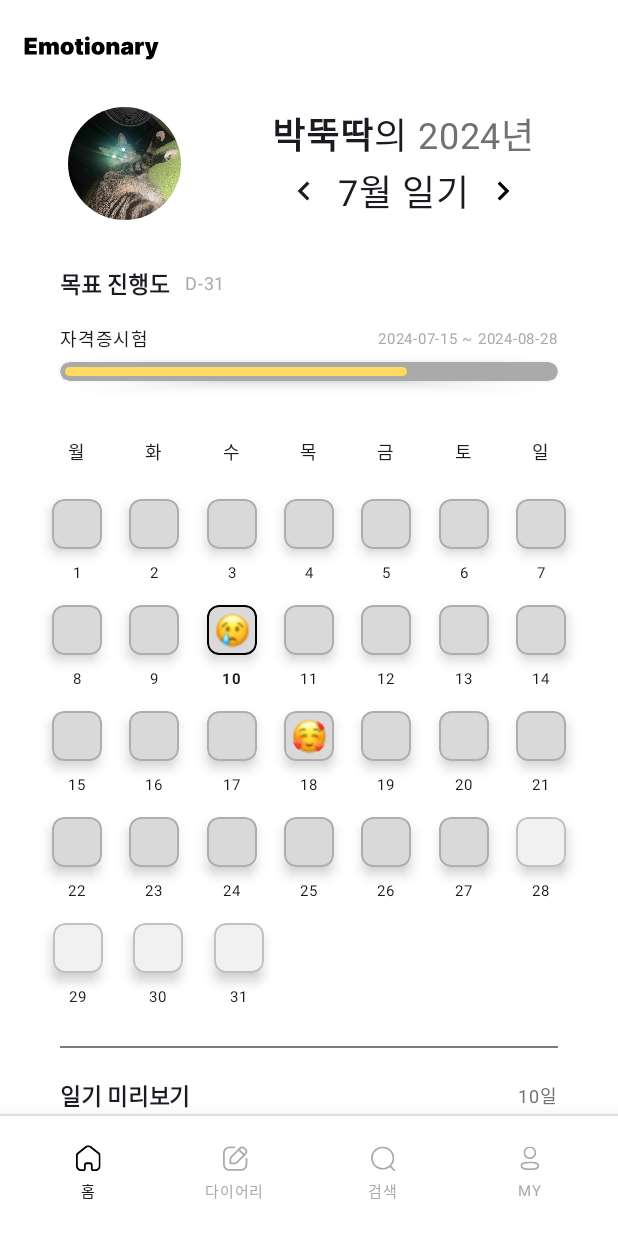
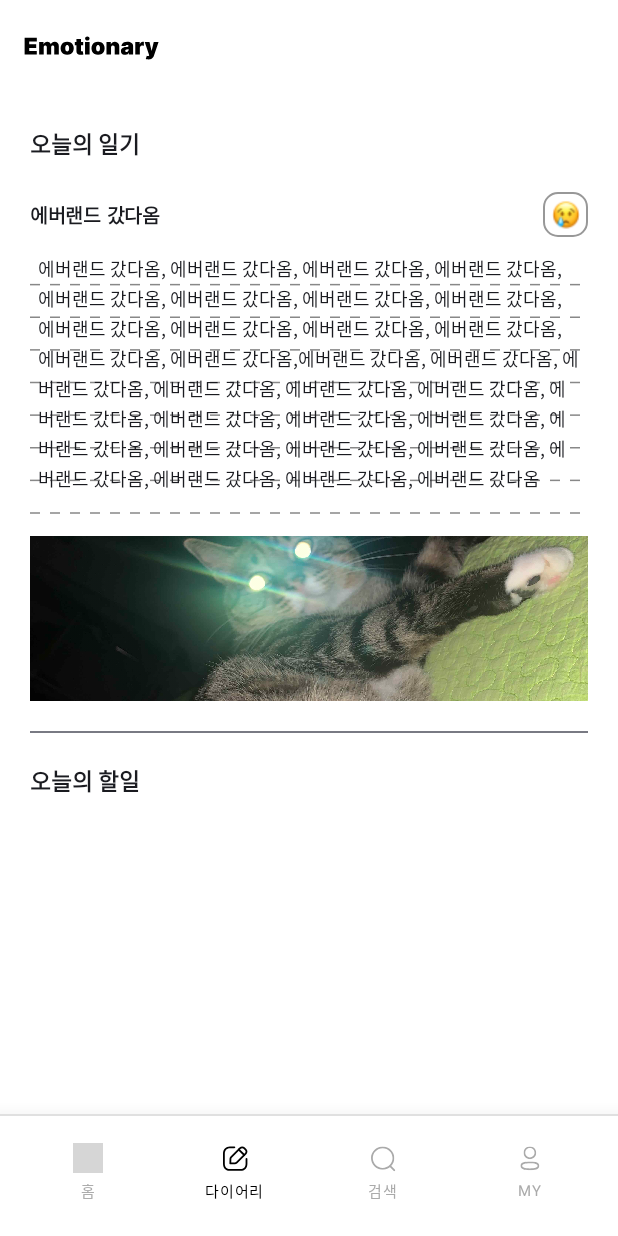
Before and after one commit to MinseoSONG/Emotionary-FE, an Android app built with Jetpack Compose: the HomeScreen screen opened through its navigation route, after a tap on "다이어리", on a phone screen of 412 x 824 dp. Run offline under Robolectric (Android 15) with nearby library versions, the phone set to English and light mode, and no system bars; 1 other tap on this screen came first; grey boxes are pictures that could not be loaded.

Commit message:
feat: 다이어리 화면 - 다이어리 구현

```diff
--- a/app/src/main/java/com/example/emotionary/component/Appbar.kt
+++ b/app/src/main/java/com/example/emotionary/component/Appbar.kt
@@ -26,6 +26,7 @@
 import androidx.compose.ui.unit.sp
 import androidx.navigation.NavHostController
 import com.example.emotionary.R
+import java.time.LocalDate
 
 @Composable
 fun Appbar(
@@ -34,6 +35,8 @@
 ) {
     val imageSize: Dp = 20.dp
     val fontSize = 10.sp
+    val today = LocalDate.now() // 오늘
+    val stringToday = today.toString()
 
     var homeImage = R.drawable.ic_home_gray
     var homeColor = R.color.main_gray
@@ -85,7 +88,7 @@
                 verticalAlignment = Alignment.CenterVertically
             ){
                 CreateTap(navController, "Home", homeImage, homeColor, imageSize, fontSize, "홈")
-                CreateTap(navController, "Diary", diaryImage, diaryColor, imageSize, fontSize, "다이어리")
+                CreateTap(navController, "Diary/$stringToday", diaryImage, diaryColor, imageSize, fontSize, "다이어리")
                 CreateTap(navController, "Search", searchImage, searchColor, imageSize, fontSize, "검색")
                 CreateTap(navController, "MyPage", myPageImage, myPageColor, imageSize, fontSize, "MY")
             }
--- a/app/src/main/java/com/example/emotionary/data/Diary.kt
+++ b/app/src/main/java/com/example/emotionary/data/Diary.kt
@@ -4,7 +4,7 @@
 
 data class Diary(
     val diaryID: String, // 일기 아이디
-    val diaryDate: LocalDate, // 날짜
+    val diaryDate: String, // 날짜
     val diaryEmotion: Int, // 감정
     val diaryTitle: String, // 일기 제목
     val diaryDetail: String, // 일기 내용
@@ -14,7 +14,7 @@
 // 홈 화면
 data class DiaryHome(
     val diaryID: String,
-    val diaryDate: LocalDate,
+    val diaryDate: String,
     val diaryEmotion: Int,
     val diaryTitle: String
 )
--- a/app/src/main/java/com/example/emotionary/data/Goal.kt
+++ b/app/src/main/java/com/example/emotionary/data/Goal.kt
@@ -6,15 +6,15 @@
     val goalTitle: String, // 목표 주제
     val goalMain: Boolean, // 대표 목표 확인
     val goalCheckList: List<checkList>, // 목표 체크리스트
-    val goalStart: LocalDate, // 시작 날짜
-    val goalEnd: LocalDate, // 종료 날짜
+    val goalStart: String, // 시작 날짜
+    val goalEnd: String, // 종료 날짜
     val goalProgress: Float // 목표 진행도
 )
 
 data class GoalHome(
     val goalTitle: String,
-    val goalStart: LocalDate,
-    val goalEnd: LocalDate,
+    val goalStart: String,
+    val goalEnd: String,
     val goalProgress: Float
 )
 
--- a/app/src/main/java/com/example/emotionary/screen/diary/DiaryScreen.kt
+++ b/app/src/main/java/com/example/emotionary/screen/diary/DiaryScreen.kt
@@ -1,29 +1,54 @@
 package com.example.emotionary.screen.diary
 
+import androidx.compose.foundation.BorderStroke
+import androidx.compose.foundation.Canvas
+import androidx.compose.foundation.Image
 import androidx.compose.foundation.background
+import androidx.compose.foundation.border
+import androidx.compose.foundation.layout.Arrangement
+import androidx.compose.foundation.layout.Box
 import androidx.compose.foundation.layout.Column
 import androidx.compose.foundation.layout.Row
 import androidx.compose.foundation.layout.Spacer
 import androidx.compose.foundation.layout.fillMaxWidth
 import androidx.compose.foundation.layout.height
 import androidx.compose.foundation.layout.padding
+import androidx.compose.foundation.layout.size
+import androidx.compose.foundation.shape.RoundedCornerShape
+import androidx.compose.material3.Divider
 import androidx.compose.material3.Scaffold
 import androidx.compose.material3.Text
 import androidx.compose.runtime.Composable
+import androidx.compose.ui.Alignment
 import androidx.compose.ui.Modifier
 import androidx.compose.ui.graphics.Color
+import androidx.compose.ui.layout.ContentScale
+import androidx.compose.ui.res.colorResource
+import androidx.compose.ui.res.painterResource
+import androidx.compose.ui.text.TextStyle
 import androidx.compose.ui.text.font.FontWeight
 import androidx.compose.ui.unit.dp
 import androidx.compose.ui.unit.sp
+import androidx.lifecycle.viewmodel.compose.viewModel
 import androidx.navigation.NavHostController
+import com.example.emotionary.R
 import com.example.emotionary.component.Appbar
 import com.example.emotionary.component.TopLogo
+import com.example.emotionary.data.IntToImgEmotion
+import com.example.emotionary.viewmodel.DiaryViewModel
 import java.time.LocalDate
 
 @Composable
 fun DiaryScreen(diaryDate: String, navController: NavHostController) {
     val today = LocalDate.now() // 오늘
     val diaryDate = LocalDate.parse(diaryDate)
+
+    // 일기
+    val diaryViewModel : DiaryViewModel = viewModel()
+    val diary = diaryViewModel.diary
+    val diaryTitle = diary?.diaryTitle ?: "작성된 일기가 없습니다."
+    val diaryDetail = diary?.diaryDetail ?: ""
+    val emotionDrawable = IntToImgEmotion(diary?.diaryEmotion ?: 1)
 
     Scaffold(
         containerColor = Color.White,
@@ -37,9 +62,14 @@
         Column(
             modifier = Modifier
                 .background(Color.White)
-                .padding(horizontal = 20.dp)
+                .padding(horizontal = 20.dp, vertical = 20.dp)
                 .padding(paddingValues)
         ) {
+            // 일기
+            Column(
+                modifier = Modifier.fillMaxWidth()
+            ){
+                // 날짜
                 Row(
                     modifier = Modifier.fillMaxWidth()
                 ) {
@@ -54,6 +84,115 @@
                         fontWeight = FontWeight.Bold
                     )
                 }
+                Spacer(modifier = Modifier.height(20.dp))
+
+                // 제목 + 감정
+                Row(
+                    modifier = Modifier
+                        .fillMaxWidth()
+                        .height(30.dp),
+                    horizontalArrangement = Arrangement.SpaceBetween,
+                    verticalAlignment = Alignment.CenterVertically
+                ) {
+                    Text(
+                        text = diaryTitle,
+                        fontSize = 13.sp,
+                        fontWeight = FontWeight.Bold
+                    )
+
+                    Box(
+                        modifier = Modifier
+                            .size(30.dp)
+                            .border(
+                                BorderStroke(1.dp, color = colorResource(id = R.color.gray_500)),
+                                shape = RoundedCornerShape(10.dp)
+                            )
+                            .background(
+                                color = Color.Transparent,
+                                shape = RoundedCornerShape(10.dp)
+                            ),
+                        contentAlignment = Alignment.Center
+                    ){
+                        Image(
+                            painter = painterResource(id = emotionDrawable),
+                            contentDescription = "감정",
+                            modifier = Modifier.size(20.dp)
+                        )
+                    }
+
+                }
+
+                // 내용
+                Box(
+                    modifier = Modifier
+                        .fillMaxWidth()
+                        .height(184.dp)
+                        .padding(top = 10.dp)
+                ) {
+                    // 점선 배경
+                    Canvas(modifier = Modifier.matchParentSize()) {
+                        val lineHeight = size.height / 8
+                        val strokeWidth = 1.dp.toPx()
+                        val lineColor = Color.Gray
+
+                        for (i in 1..8) {
+                            val y = i * lineHeight
+                            drawLine(
+                                color = lineColor,
+                                start = androidx.compose.ui.geometry.Offset(0f, y),
+                                end = androidx.compose.ui.geometry.Offset(size.width, y),
+                                strokeWidth = strokeWidth,
+                                pathEffect = androidx.compose.ui.graphics.PathEffect.dashPathEffect(floatArrayOf(10f, 10f))
+                            )
+                        }
+                    }
+                    Text(
+                        text = diaryDetail,
+                        style = TextStyle(
+                            fontSize = 12.sp,
+                            lineHeight = 20.sp
+                        ),
+                        modifier = Modifier.padding(horizontal = 5.dp, vertical = 2.dp)
+                    )
+                }
+                Spacer(modifier = Modifier.height(15.dp))
+
+                // 이미지
+                Image(
+                    painter = painterResource(id = R.drawable.img_profile),
+                    contentDescription = "diaryImage",
+                    modifier = Modifier
+                        .fillMaxWidth()
+                        .height(110.dp),
+                    contentScale = ContentScale.Crop
+                )
+
+                // 분리선
+                Spacer(modifier = Modifier.height(20.dp))
+                Divider()
+                Spacer(modifier = Modifier.height(20.dp))
+            }
+
+            // 투두
+            Column(
+                modifier = Modifier.fillMaxWidth()
+            ){
+                Row(
+                    modifier = Modifier.fillMaxWidth()
+                ) {
+                    Text(
+                        text = if(diaryDate==today)"오늘" else "${diaryDate.monthValue}월 ${diaryDate.dayOfMonth}일",
+                        fontSize = 15.sp,
+                        fontWeight = FontWeight.Bold
+                    )
+                    Text(
+                        text = "의 할일",
+                        fontSize = 15.sp,
+                        fontWeight = FontWeight.Bold
+                    )
+                }
+            }
+
         }
     }
 }
--- a/app/src/main/java/com/example/emotionary/screen/home/HomeScreen.kt
+++ b/app/src/main/java/com/example/emotionary/screen/home/HomeScreen.kt
@@ -67,7 +67,7 @@
     val goalStart = goal?.goalStart // 목표 시작 날짜
     val goalEnd = goal?.goalEnd // 목표 종료 날짜
     val today = LocalDate.now() // 오늘
-    val D_Date = if(goal != null) ChronoUnit.DAYS.between(today, goalEnd).toInt() else 0 // D-Day 계산
+    val D_Date = if(goal != null) ChronoUnit.DAYS.between(today, LocalDate.parse(goalEnd)).toInt() else 0 // D-Day 계산
 
     // 캘린더 띄울 달, 년도
     var month by remember{
@@ -77,7 +77,7 @@
     var selectedDate by remember { mutableStateOf(today) }
 
     // 미리보기
-    val select = homeInfo?.diary?.find { it?.diaryDate == selectedDate }
+    val select = homeInfo?.diary?.find { LocalDate.parse(it?.diaryDate) == selectedDate }
     val diaryTitle = select?.diaryTitle
 
     // 감정
@@ -87,7 +87,7 @@
     homeInfo?.diary?.forEach { diary ->
         diary?.let {
             val emotionDrawable = IntToImgEmotion(it.diaryEmotion)
-            emotionMap[it.diaryDate] = emotionDrawable
+            emotionMap[LocalDate.parse(it.diaryDate)] = emotionDrawable
         }
     }
 
@@ -232,7 +232,7 @@
                         )
 
                         Text(
-                            text = (if(goalStart!=null)goalStart.toString() else "") + " ~ " + (if(goalEnd!=null)goalEnd.toString() else ""),
+                            text = (if(goalStart!=null)goalStart else "") + " ~ " + (if(goalEnd!=null)goalEnd else ""),
                             fontSize = 10.sp,
                             color = colorResource(id = R.color.main_gray)
                         )
--- a/app/src/main/java/com/example/emotionary/screen/search/SearchScreen.kt
+++ b/app/src/main/java/com/example/emotionary/screen/search/SearchScreen.kt
@@ -56,7 +56,7 @@
         Column(
             modifier = Modifier
                 .background(Color.White)
-                .padding(horizontal = 20.dp)
+                .padding(horizontal = 20.dp, vertical = 20.dp)
                 .padding(paddingValues)
         ) {
             Column(
--- a/app/src/main/java/com/example/emotionary/viewmodel/DiaryViewModel.kt
+++ b/app/src/main/java/com/example/emotionary/viewmodel/DiaryViewModel.kt
@@ -1,12 +1,26 @@
 package com.example.emotionary.viewmodel
 
+import androidx.compose.runtime.getValue
 import androidx.compose.runtime.mutableStateListOf
+import androidx.compose.runtime.mutableStateOf
+import androidx.compose.runtime.setValue
 import androidx.lifecycle.ViewModel
+import com.example.emotionary.data.Diary
 import com.example.emotionary.data.DiaryListItem
 import java.time.LocalDate
 
 class DiaryViewModel: ViewModel() {
     var diaryListItem = mutableStateListOf<DiaryListItem>()
+    var diary by mutableStateOf<Diary?>(
+        Diary(
+            diaryID = "1",
+            diaryDate = "2024-07-28",
+            diaryEmotion = 2,
+            diaryTitle = "에버랜드 갔다옴",
+            diaryDetail = "에버랜드 갔다옴, 에버랜드 갔다옴, 에버랜드 갔다옴, 에버랜드 갔다옴, 에버랜드 갔다옴, 에버랜드 갔다옴, 에버랜드 갔다옴, 에버랜드 갔다옴, 에버랜드 갔다옴, 에버랜드 갔다옴, 에버랜드 갔다옴, 에버랜드 갔다옴, 에버랜드 갔다옴, 에버랜드 갔다옴,에버랜드 갔다옴, 에버랜드 갔다옴, 에버랜드 갔다옴, 에버랜드 갔다옴, 에버랜드 갔다옴, 에버랜드 갔다옴, 에버랜드 갔다옴, 에버랜드 갔다옴, 에버랜드 갔다옴, 에버랜드 갔다옴, 에버랜드 갔다옴, 에버랜드 갔다옴, 에버랜드 갔다옴, 에버랜드 갔다옴, 에버랜드 갔다옴, 에버랜드 갔다옴, 에버랜드 갔다옴, 에버랜드 갔다옴",
+            diaryImage = emptyList()
+        )
+    )
     init {
         diaryListItem.addAll(
             listOf(
--- a/app/src/main/java/com/example/emotionary/viewmodel/UserViewModel.kt
+++ b/app/src/main/java/com/example/emotionary/viewmodel/UserViewModel.kt
@@ -13,11 +13,11 @@
     var homeInfo by mutableStateOf<HomeInfo?>(
         HomeInfo(
             userName = "박뚝딱",
-            mainGoal = GoalHome("자격증시험", LocalDate.parse("2024-07-15"), LocalDate.parse("2024-08-28"),0.7f),
+            mainGoal = GoalHome("자격증시험", "2024-07-15", "2024-08-28",0.7f),
             diary = listOf(
-                DiaryHome("a1",LocalDate.parse("2024-07-18"),5,"옵치 그마간 날"),
-                DiaryHome("a2",LocalDate.parse("2024-07-10"),2,"옵치 플레간 날"),
-                DiaryHome("a3",LocalDate.parse("2024-06-15"),1,"화나는 날")
+                DiaryHome("a1","2024-07-18",5,"옵치 그마간 날"),
+                DiaryHome("a2","2024-07-10",2,"옵치 플레간 날"),
+                DiaryHome("a3","2024-06-15",1,"화나는 날")
             )
     ))
 }
--- a/app/src/main/res/values/colors.xml
+++ b/app/src/main/res/values/colors.xml
@@ -9,6 +9,7 @@
     <color name="gray_200">#E0E0E0</color>
     <color name="gray_300">#D9D9D9</color>
     <color name="gray_400">#A0A5B1</color>
+    <color name="gray_500">#989898</color>
     <color name="gray_700">#717171</color>
     <color name="gray_800">#676767</color>
 
```
Lines whose indentation alone changed are shown as unchanged.
